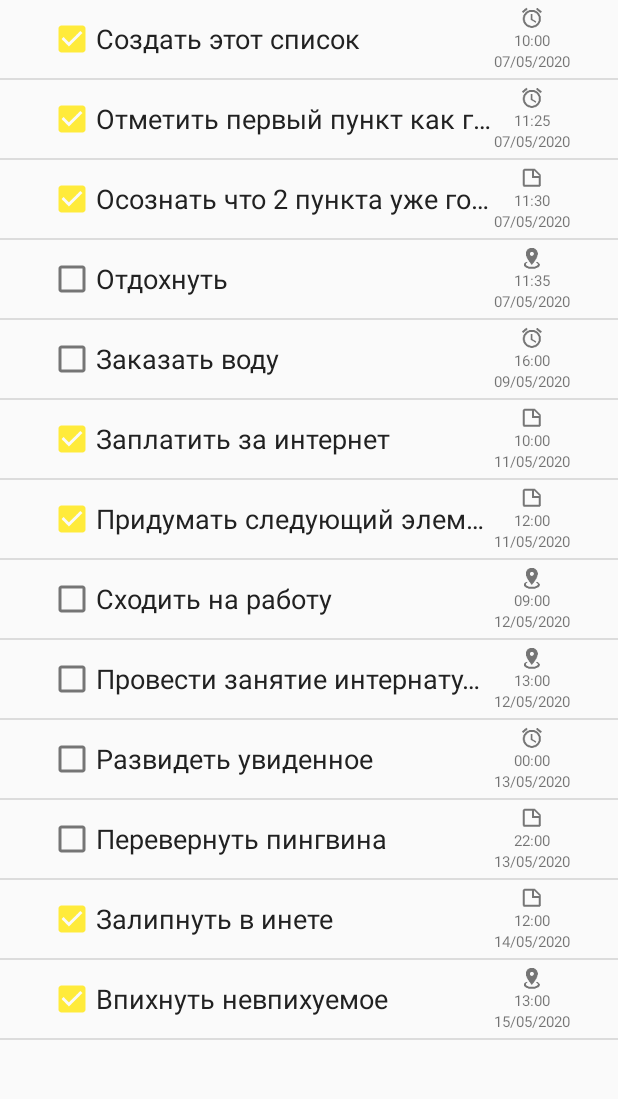
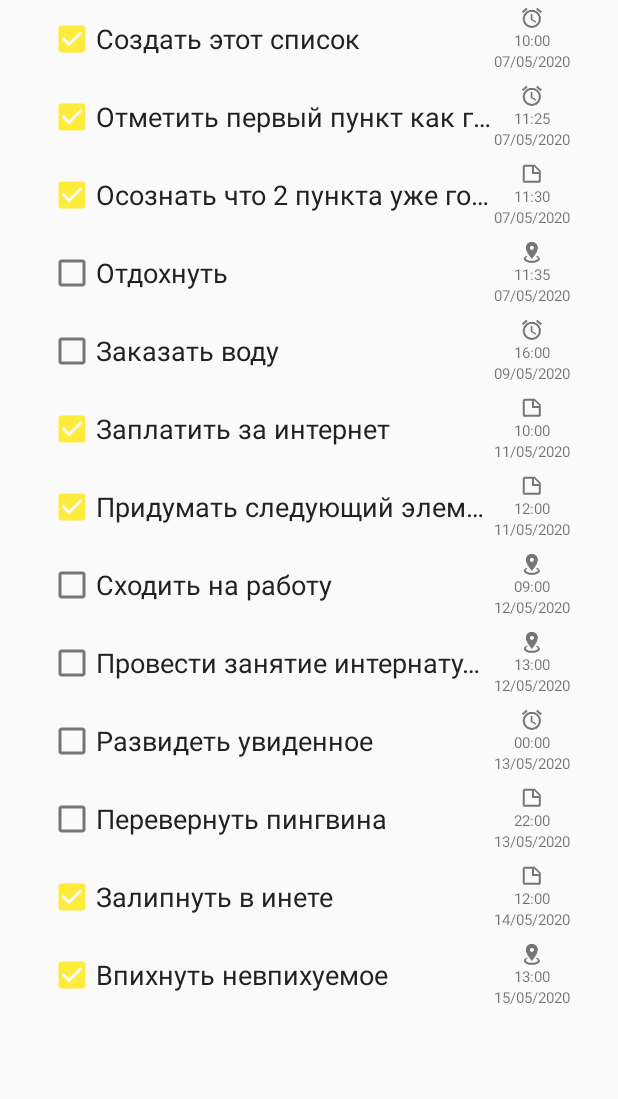
Before and after one commit to udenfox/KSInternshipDemo2020, an Android app: the screen it shows after launch (MainActivity), on a phone screen of 412 x 824 dp, the part 84-1183 px from its top. Run offline under Robolectric (Android 15) with nearby library versions, the phone set to English and light mode, and no system bars.

Commit message:
Step 3: Moved to RecyclerView

```diff
--- a/app/build.gradle
+++ b/app/build.gradle
@@ -30,6 +30,7 @@ dependencies {
     implementation 'androidx.constraintlayout:constraintlayout:1.1.3'
     implementation 'com.google.android.material:material:1.1.0'
     implementation 'androidx.legacy:legacy-support-v4:1.0.0'
+    implementation 'androidx.recyclerview:recyclerview:1.1.0'
     testImplementation 'junit:junit:4.12'
     androidTestImplementation 'androidx.test.ext:junit:1.1.1'
     androidTestImplementation 'androidx.test.espresso:espresso-core:3.2.0'
--- a/app/src/main/java/com/keepsolid/ksinternshipdemo2020/activity/MainActivity.java
+++ b/app/src/main/java/com/keepsolid/ksinternshipdemo2020/activity/MainActivity.java
@@ -1,24 +1,22 @@
 package com.keepsolid.ksinternshipdemo2020.activity;
 
 import android.os.Bundle;
-import android.view.View;
-import android.widget.AdapterView;
-import android.widget.ListView;
 
-import androidx.appcompat.app.AlertDialog;
+import androidx.recyclerview.widget.LinearLayoutManager;
+import androidx.recyclerview.widget.RecyclerView;
 
 import com.keepsolid.ksinternshipdemo2020.R;
 import com.keepsolid.ksinternshipdemo2020.activity.base.BaseActivity;
 import com.keepsolid.ksinternshipdemo2020.model.TaskItem;
-import com.keepsolid.ksinternshipdemo2020.utils.adapter.TaskAdapter;
+import com.keepsolid.ksinternshipdemo2020.utils.adapter.TaskRecyclerAdapter;
 
 import java.util.ArrayList;
 
 public class MainActivity extends BaseActivity {
 
-    private ListView tasksListView;
-    private TaskAdapter adapter;
-    private ArrayList<TaskItem> items;
+    RecyclerView recyclerView;
+    ArrayList<TaskItem> items;
+    TaskRecyclerAdapter adapter;
 
     @Override
     protected void onCreate(Bundle savedInstanceState) {
@@ -27,7 +25,7 @@ public class MainActivity extends BaseActivity {
 
         initToolbar(getString(R.string.app_name));
 
-        tasksListView = (ListView) findViewById(R.id.list_view);
+        recyclerView = (RecyclerView) findViewById(R.id.rv_recycler);
 
         items = new ArrayList<>();
 
@@ -47,20 +45,11 @@ public class MainActivity extends BaseActivity {
 
 
 
-        adapter = new TaskAdapter(items, this);
+        adapter = new TaskRecyclerAdapter(items, this);
 
-        tasksListView.setOnItemClickListener(new AdapterView.OnItemClickListener() {
-            @Override
-            public void onItemClick(AdapterView<?> adapterView, View view, int position, long l) {
-                new AlertDialog.Builder(MainActivity.this)
-                        .setTitle("Full task name")
-                        .setMessage(adapter.getItems().get(position).getTaskName())
-                        .setCancelable(true)
-                        .create().show();
-            }
-        });
-
-        tasksListView.setAdapter(adapter);
+        // Can be changed to any layout manager
+        recyclerView.setLayoutManager(new LinearLayoutManager(this));
+        recyclerView.setAdapter(adapter);
 
     }
 
--- a/app/src/main/java/com/keepsolid/ksinternshipdemo2020/utils/adapter/TaskAdapter.java
+++ /dev/null
@@ -1,108 +0,0 @@
-package com.keepsolid.ksinternshipdemo2020.utils.adapter;
-
-import android.content.Context;
-import android.util.Log;
-import android.view.LayoutInflater;
-import android.view.View;
-import android.view.ViewGroup;
-import android.widget.BaseAdapter;
-import android.widget.CheckBox;
-import android.widget.ImageView;
-import android.widget.TextView;
-
-import androidx.core.content.ContextCompat;
-
-import com.keepsolid.ksinternshipdemo2020.R;
-import com.keepsolid.ksinternshipdemo2020.model.TaskItem;
-
-import java.util.ArrayList;
-
-public class TaskAdapter extends BaseAdapter {
-
-    private final static String LOG_TAG = TaskAdapter.class.getSimpleName();
-    private ArrayList<TaskItem> items;
-    private Context ctx;
-
-    public TaskAdapter(ArrayList<TaskItem> items, Context ctx) {
-        this.items = items;
-        this.ctx = ctx;
-    }
-
-    @Override
-    public int getCount() {
-        return items.size();
-    }
-
-    @Override
-    public TaskItem getItem(int position) {
-        return items.get(position);
-    }
-
-    @Override
-    public long getItemId(int position) {
-        return position;
-    }
-
-    @Override
-    public View getView(int position, View convertView, ViewGroup viewGroup) {
-
-        ViewHolder holder;
-        View view = convertView;
-
-        if (view == null) {
-            Log.d(LOG_TAG, "Views inflated!");
-            LayoutInflater inflater = LayoutInflater.from(ctx);
-            view = inflater.inflate(R.layout.main_list_item, viewGroup, false);
-
-            holder = new ViewHolder();
-
-            holder.isCompleted = view.findViewById(R.id.item_task_check);
-            holder.taskTitle = view.findViewById(R.id.item_task_title);
-            holder.taskTypeImage = view.findViewById(R.id.item_task_type_icon);
-            holder.taskTime = view.findViewById(R.id.item_task_alarm_time);
-            holder.taskDate = view.findViewById(R.id.item_task_alarm_date);
-
-            view.setTag(holder);
-        } else {
-            holder = (ViewHolder) view.getTag();
-        }
-
-
-        holder.isCompleted.setChecked(getItem(position).isCompleted());
-        holder.taskTitle.setText(getItem(position).getTaskName());
-        holder.taskDate.setText(getItem(position).getTaskDate());
-        holder.taskTime.setText(getItem(position).getTaskTime());
-
-        switch (getItem(position).getTaskType()) {
-            case ALARM:
-                holder.taskTypeImage.setImageDrawable(ContextCompat.getDrawable(ctx, R.drawable.ic_alarm_grey600_24dp));
-                break;
-            case NOTE:
-                holder.taskTypeImage.setImageDrawable(ContextCompat.getDrawable(ctx, R.drawable.ic_note_outline_grey600_24dp));
-                break;
-            case PLACE:
-                holder.taskTypeImage.setImageDrawable(ContextCompat.getDrawable(ctx, R.drawable.ic_map_marker_radius_grey600_24dp));
-                break;
-        }
-
-        return view;
-    }
-
-    public ArrayList<TaskItem> getItems() {
-        return items;
-    }
-
-    public void setItems(ArrayList<TaskItem> items) {
-        this.items = items;
-    }
-
-    private static class ViewHolder {
-
-        CheckBox isCompleted;
-        TextView taskTitle;
-        ImageView taskTypeImage;
-        TextView taskTime;
-        TextView taskDate;
-    }
-
-}
--- /dev/null
+++ b/app/src/main/java/com/keepsolid/ksinternshipdemo2020/utils/adapter/TaskRecyclerAdapter.java
@@ -0,0 +1,88 @@
+package com.keepsolid.ksinternshipdemo2020.utils.adapter;
+
+
+import android.content.Context;
+import android.util.Log;
+import android.view.LayoutInflater;
+import android.view.View;
+import android.view.ViewGroup;
+import android.widget.CheckBox;
+import android.widget.ImageView;
+import android.widget.TextView;
+
+import androidx.core.content.ContextCompat;
+import androidx.recyclerview.widget.RecyclerView;
+
+import com.keepsolid.ksinternshipdemo2020.R;
+import com.keepsolid.ksinternshipdemo2020.model.TaskItem;
+
+import java.util.ArrayList;
+
+public class TaskRecyclerAdapter extends RecyclerView.Adapter<TaskRecyclerAdapter.ViewHolder> {
+
+    private ArrayList<TaskItem> items;
+    private Context ctx;
+
+    public TaskRecyclerAdapter(ArrayList<TaskItem> items, Context ctx) {
+        this.items = items;
+        this.ctx = ctx;
+    }
+
+    @Override
+    public TaskRecyclerAdapter.ViewHolder onCreateViewHolder(ViewGroup parent, int viewType) {
+        View view = LayoutInflater.from(parent.getContext()).inflate(R.layout.main_list_item, parent, false);
+        ViewHolder viewHolder = new ViewHolder(view);
+
+
+        return viewHolder;
+    }
+
+    @Override
+    public void onBindViewHolder(TaskRecyclerAdapter.ViewHolder holder, int position) {
+        holder.isCompleted.setChecked(items.get(position).isCompleted());
+        holder.taskTitle.setText(items.get(position).getTaskName());
+        holder.taskDate.setText(items.get(position).getTaskDate());
+        holder.taskTime.setText(items.get(position).getTaskTime());
+
+        switch (items.get(position).getTaskType()) {
+            case ALARM:
+                holder.taskTypeImage.setImageDrawable(ContextCompat.getDrawable(ctx, R.drawable.ic_alarm_grey600_24dp));
+                break;
+            case NOTE:
+                holder.taskTypeImage.setImageDrawable(ContextCompat.getDrawable(ctx, R.drawable.ic_note_outline_grey600_24dp));
+                break;
+            case PLACE:
+                holder.taskTypeImage.setImageDrawable(ContextCompat.getDrawable(ctx, R.drawable.ic_map_marker_radius_grey600_24dp));
+                break;
+        }
+
+    }
+
+    @Override
+    public int getItemCount() {
+        return items.size();
+    }
+
+    public static class ViewHolder extends RecyclerView.ViewHolder {
+
+        CheckBox isCompleted;
+        TextView taskTitle;
+        ImageView taskTypeImage;
+        TextView taskTime;
+        TextView taskDate;
+
+        public ViewHolder(View itemView) {
+            super(itemView);
+
+            Log.e("TaskRecyclerAdapter", "finding views!");
+
+            isCompleted = itemView.findViewById(R.id.item_task_check);
+            taskTitle = itemView.findViewById(R.id.item_task_title);
+            taskTypeImage = itemView.findViewById(R.id.item_task_type_icon);
+            taskTime = itemView.findViewById(R.id.item_task_alarm_time);
+            taskDate = itemView.findViewById(R.id.item_task_alarm_date);
+
+        }
+    }
+
+}
--- a/app/src/main/res/layout/activity_main.xml
+++ b/app/src/main/res/layout/activity_main.xml
@@ -10,11 +10,12 @@
         android:id="@+id/toolbar"
         layout="@layout/toolbar_layout" />
 
-    <ListView
-        android:id="@+id/list_view"
+    <androidx.recyclerview.widget.RecyclerView
+        android:id="@+id/rv_recycler"
         android:layout_width="match_parent"
         android:layout_height="0dp"
         app:layout_constraintBottom_toBottomOf="parent"
         app:layout_constraintTop_toBottomOf="@+id/toolbar" />
 
+
 </androidx.constraintlayout.widget.ConstraintLayout>
```
